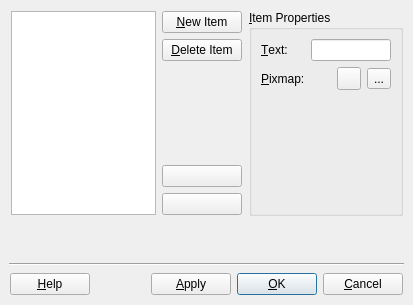
Before: the Qt Designer form tools/designer/src/components/taskmenu/listwidgeteditor.ui in arnt/qt-history2, drawn with Qt 5.
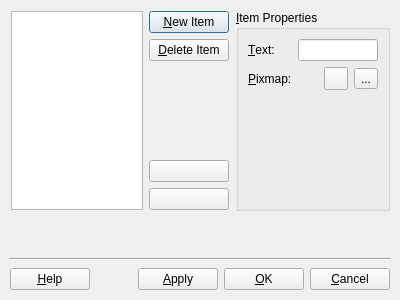
After: the same form once the commit is applied.

Commit message:
p4i integration Integrate 172540 from 4.0 to main: Details: more work on the listwidget editor
[git-p4: depot-paths = "//depot/qt/main/": change = 172552]

Patch:
```diff
--- a/tools/designer/src/components/taskmenu/listwidgeteditor.ui
+++ b/tools/designer/src/components/taskmenu/listwidgeteditor.ui
@@ -11,8 +11,8 @@
    <rect>
     <x>0</x>
     <y>0</y>
-    <width>413</width>
-    <height>305</height>
+    <width>400</width>
+    <height>300</height>
    </rect>
   </property>
   <property name="windowTitle" >
@@ -57,15 +57,18 @@
          </property>
          <property name="geometry" >
           <rect>
-           <x>164</x>
+           <x>151</x>
            <y>1</y>
            <width>75</width>
-           <height>27</height>
+           <height>26</height>
           </rect>
          </property>
          <property name="text" >
           <string>&amp;New Item</string>
          </property>
+         <property name="default" >
+          <bool>true</bool>
+         </property>
         </widget>
        </item>
        <item row="3" column="1" >
@@ -75,10 +78,10 @@
          </property>
          <property name="geometry" >
           <rect>
-           <x>164</x>
-           <y>134</y>
+           <x>151</x>
+           <y>130</y>
            <width>75</width>
-           <height>27</height>
+           <height>26</height>
           </rect>
          </property>
          <property name="text" >
@@ -93,10 +96,10 @@
          </property>
          <property name="geometry" >
           <rect>
-           <x>191</x>
-           <y>67</y>
-           <width>20</width>
-           <height>61</height>
+           <x>151</x>
+           <y>65</y>
+           <width>75</width>
+           <height>59</height>
           </rect>
          </property>
          <property name="orientation" >
@@ -117,10 +120,10 @@
          </property>
          <property name="geometry" >
           <rect>
-           <x>164</x>
-           <y>167</y>
+           <x>151</x>
+           <y>162</y>
            <width>75</width>
-           <height>27</height>
+           <height>26</height>
           </rect>
          </property>
          <property name="text" >
@@ -135,10 +138,10 @@
          </property>
          <property name="geometry" >
           <rect>
-           <x>164</x>
-           <y>34</y>
+           <x>151</x>
+           <y>33</y>
            <width>75</width>
-           <height>27</height>
+           <height>26</height>
           </rect>
          </property>
          <property name="text" >
@@ -155,8 +158,8 @@
           <rect>
            <x>1</x>
            <y>1</y>
-           <width>157</width>
-           <height>193</height>
+           <width>144</width>
+           <height>187</height>
           </rect>
          </property>
         </widget>
@@ -170,10 +173,10 @@
        </property>
        <property name="geometry" >
         <rect>
-         <x>247</x>
+         <x>234</x>
          <y>1</y>
          <width>147</width>
-         <height>195</height>
+         <height>189</height>
         </rect>
        </property>
        <property name="title" >
@@ -197,9 +200,9 @@
           <property name="geometry" >
            <rect>
             <x>61</x>
-            <y>79</y>
+            <y>77</y>
             <width>20</width>
-            <height>105</height>
+            <height>101</height>
            </rect>
           </property>
           <property name="orientation" >
@@ -221,9 +224,9 @@
           <property name="geometry" >
            <rect>
             <x>61</x>
-            <y>51</y>
+            <y>50</y>
             <width>20</width>
-            <height>22</height>
+            <height>21</height>
            </rect>
           </property>
           <property name="text" >
@@ -239,9 +242,9 @@
           <property name="geometry" >
            <rect>
             <x>11</x>
-            <y>51</y>
+            <y>50</y>
             <width>44</width>
-            <height>22</height>
+            <height>21</height>
            </rect>
           </property>
           <property name="text" >
@@ -260,7 +263,7 @@
           <property name="geometry" >
            <rect>
             <x>87</x>
-            <y>51</y>
+            <y>50</y>
             <width>22</width>
             <height>21</height>
            </rect>
@@ -278,9 +281,9 @@
           <property name="geometry" >
            <rect>
             <x>115</x>
-            <y>51</y>
+            <y>50</y>
             <width>21</width>
-            <height>22</height>
+            <height>21</height>
            </rect>
           </property>
           <property name="text" >
@@ -296,7 +299,7 @@
           <property name="geometry" >
            <rect>
             <x>11</x>
-            <y>22</y>
+            <y>21</y>
             <width>44</width>
             <height>23</height>
            </rect>
@@ -317,7 +320,7 @@
           <property name="geometry" >
            <rect>
             <x>61</x>
-            <y>22</y>
+            <y>21</y>
             <width>75</width>
             <height>23</height>
            </rect>
@@ -336,9 +339,9 @@
      </property>
      <property name="geometry" >
       <rect>
-       <x>196</x>
-       <y>212</y>
-       <width>20</width>
+       <x>9</x>
+       <y>206</y>
+       <width>382</width>
        <height>40</height>
       </rect>
      </property>
@@ -364,8 +367,8 @@
      <property name="geometry" >
       <rect>
        <x>9</x>
-       <y>258</y>
-       <width>395</width>
+       <y>252</y>
+       <width>382</width>
        <height>3</height>
       </rect>
      </property>
@@ -396,9 +399,9 @@
        <property name="geometry" >
         <rect>
          <x>1</x>
-         <y>1</y>
+         <y>2</y>
          <width>75</width>
-         <height>27</height>
+         <height>26</height>
         </rect>
        </property>
        <property name="text" >
@@ -414,9 +417,9 @@
        <property name="geometry" >
         <rect>
          <x>82</x>
-         <y>4</y>
-         <width>69</width>
-         <height>20</height>
+         <y>1</y>
+         <width>54</width>
+         <height>28</height>
         </rect>
        </property>
        <property name="orientation" >
@@ -437,10 +440,10 @@
        </property>
        <property name="geometry" >
         <rect>
-         <x>157</x>
-         <y>1</y>
+         <x>142</x>
+         <y>2</y>
          <width>75</width>
-         <height>27</height>
+         <height>26</height>
         </rect>
        </property>
        <property name="text" >
@@ -455,18 +458,15 @@
        </property>
        <property name="geometry" >
         <rect>
-         <x>238</x>
+         <x>223</x>
          <y>1</y>
-         <width>75</width>
-         <height>27</height>
+         <width>77</width>
+         <height>28</height>
         </rect>
        </property>
        <property name="text" >
         <string>&amp;OK</string>
        </property>
-       <property name="default" >
-        <bool>true</bool>
-       </property>
       </widget>
      </item>
      <item>
@@ -476,10 +476,10 @@
        </property>
        <property name="geometry" >
         <rect>
-         <x>319</x>
-         <y>1</y>
+         <x>306</x>
+         <y>2</y>
          <width>75</width>
-         <height>27</height>
+         <height>26</height>
         </rect>
        </property>
        <property name="text" >
```
Left out of the diff: 35 changed lines with no effect on the pictures. The commit also changes 2 other files.
